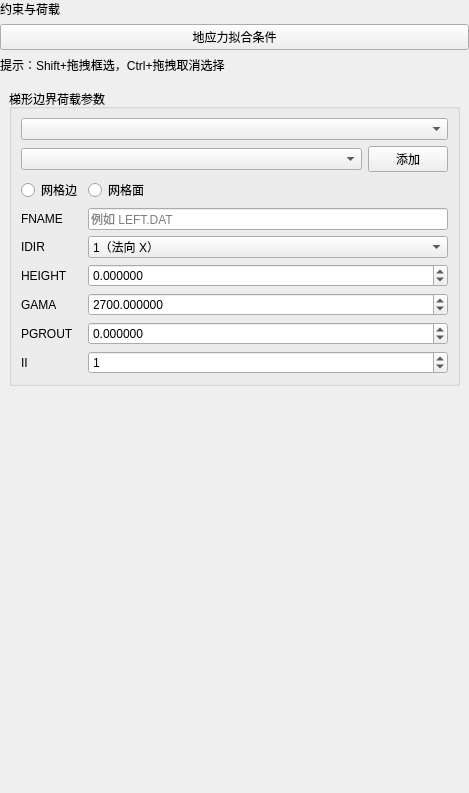
Old version of the form plugins/Base_PhysicalField/GeoStressFitFacePage.ui in the repository asd977/base_cae.
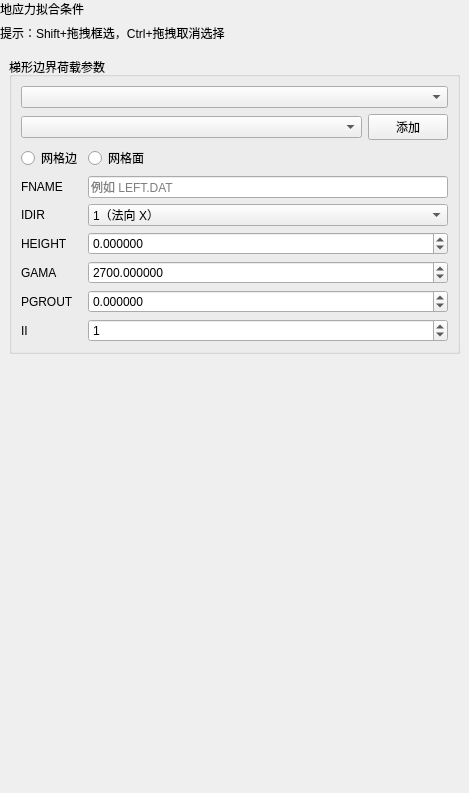
New version of the form. Custom widgets are drawn as their Qt base class.

Patch:
```diff
--- a/plugins/Base_PhysicalField/GeoStressFitFacePage.ui
+++ b/plugins/Base_PhysicalField/GeoStressFitFacePage.ui
@@ -32,19 +32,6 @@
       </sizepolicy>
      </property>
      <property name="text">
-      <string>约束与荷载</string>
-     </property>
-    </widget>
-   </item>
-   <item>
-    <widget class="QPushButton" name="sectionTitleButton">
-     <property name="sizePolicy">
-      <sizepolicy hsizetype="Ignored" vsizetype="Fixed">
-       <horstretch>0</horstretch>
-       <verstretch>0</verstretch>
-      </sizepolicy>
-     </property>
-     <property name="text">
       <string>地应力拟合条件</string>
      </property>
     </widget>
@@ -55,7 +42,7 @@
       <string>提示：Shift+拖拽框选，Ctrl+拖拽取消选择</string>
      </property>
      <property name="wordWrap">
-      <bool>true</bool>
+      <bool>false</bool>
      </property>
     </widget>
    </item>
@@ -93,16 +80,35 @@
            <property name="maximum">
             <double>1000000000000.000000000000000</double>
            </property>
+           <property name="minimumSize">
+            <size>
+             <width>10</width>
+             <height>0</height>
+            </size>
+           </property>
           </widget>
          </item>
          <item row="0" column="0" colspan="2">
-          <widget class="CustomComboBox" name="comboBoxDim"/>
+          <widget class="CustomComboBox" name="comboBoxDim">
+           <property name="minimumSize">
+            <size>
+             <width>10</width>
+             <height>0</height>
+            </size>
+           </property>
+          </widget>
          </item>
          <item row="3" column="1">
           <widget class="QLineEdit" name="editFname">
            <property name="placeholderText">
             <string>例如 LEFT.DAT</string>
            </property>
+           <property name="minimumSize">
+            <size>
+             <width>10</width>
+             <height>0</height>
+            </size>
+           </property>
           </widget>
          </item>
          <item row="3" column="0">
@@ -123,6 +129,12 @@
            <property name="value">
             <number>1</number>
            </property>
+           <property name="minimumSize">
+            <size>
+             <width>10</width>
+             <height>0</height>
+            </size>
+           </property>
           </widget>
          </item>
          <item row="4" column="0">
@@ -135,7 +147,14 @@
          <item row="1" column="0" colspan="2">
           <layout class="QHBoxLayout" name="horizontalLayoutGroupSelect">
            <item>
-            <widget class="CustomComboBox" name="comboBoxGroup"/>
+            <widget class="CustomComboBox" name="comboBoxGroup">
+             <property name="minimumSize">
+              <size>
+               <width>10</width>
+               <height>0</height>
+              </size>
+             </property>
+            </widget>
            </item>
            <item>
             <widget class="QPushButton" name="btnBatchAdd">
@@ -166,6 +185,12 @@
            <property name="value">
             <double>2700.000000000000000</double>
            </property>
+           <property name="minimumSize">
+            <size>
+             <width>10</width>
+             <height>0</height>
+            </size>
+           </property>
           </widget>
          </item>
          <item row="7" column="0">
@@ -213,6 +238,12 @@
              <string>3（法向 Z）</string>
             </property>
            </item>
+           <property name="minimumSize">
+            <size>
+             <width>10</width>
+             <height>0</height>
+            </size>
+           </property>
           </widget>
          </item>
          <item row="5" column="1">
@@ -226,11 +257,32 @@
            <property name="maximum">
             <double>1000000000000.000000000000000</double>
            </property>
+           <property name="minimumSize">
+            <size>
+             <width>10</width>
+             <height>0</height>
+            </size>
+           </property>
           </widget>
          </item>
         </layout>
        </widget>
       </item>
+      <property name="leftMargin">
+       <number>9</number>
+      </property>
+      <property name="topMargin">
+       <number>9</number>
+      </property>
+      <property name="rightMargin">
+       <number>9</number>
+      </property>
+      <property name="bottomMargin">
+       <number>9</number>
+      </property>
+      <property name="spacing">
+       <number>6</number>
+      </property>
      </layout>
     </widget>
    </item>
```
Left out of the diff: 11 changed lines with no effect on the pictures.
